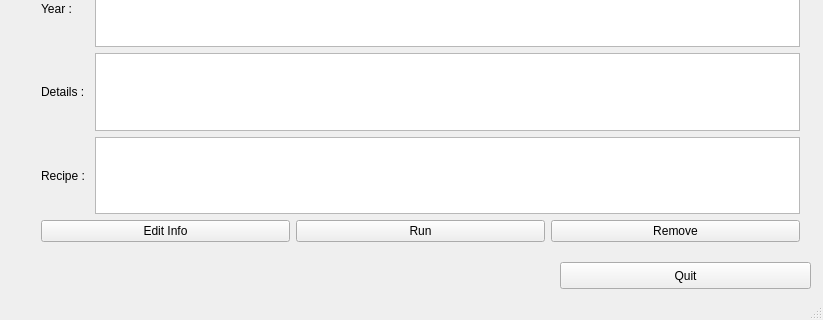
Before: the Qt Designer form VRMenu/VR_GUI/GUI/VRMenu/mainwindow.ui in ktgilgen/garcon, drawn with Qt 5; both pictures show x 0 to 823 and y 674 to 994 of the 823 by 994 pixel window.
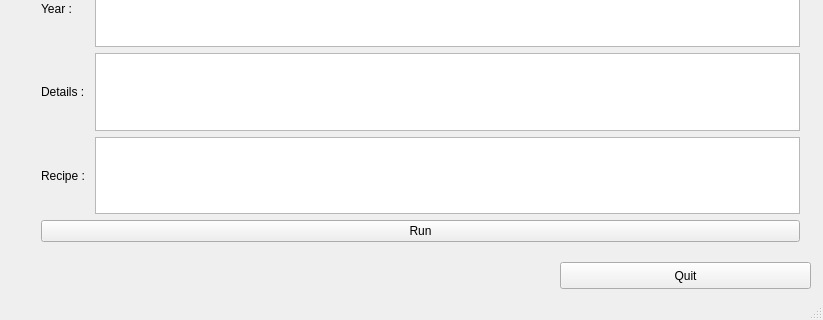
After: the same form once the commit is applied. Icons and pictures are not drawn.

What changed in the file:
```diff
--- a/VRMenu/VR_GUI/GUI/VRMenu/mainwindow.ui
+++ b/VRMenu/VR_GUI/GUI/VRMenu/mainwindow.ui
@@ -147,13 +147,6 @@
      </item>
      <item>
       <layout class="QHBoxLayout" name="actions">
-       <item>
-        <widget class="QPushButton" name="edit">
-         <property name="text">
-          <string>Edit Info</string>
-         </property>
-        </widget>
-       </item>
        <item>
         <widget class="QPushButton" name="run">
          <property name="text">
@@ -161,13 +154,6 @@
          </property>
         </widget>
        </item>
-       <item>
-        <widget class="QPushButton" name="Remove">
-         <property name="text">
-          <string>Remove</string>
-         </property>
-        </widget>
-       </item>
       </layout>
      </item>
     </layout>
```
